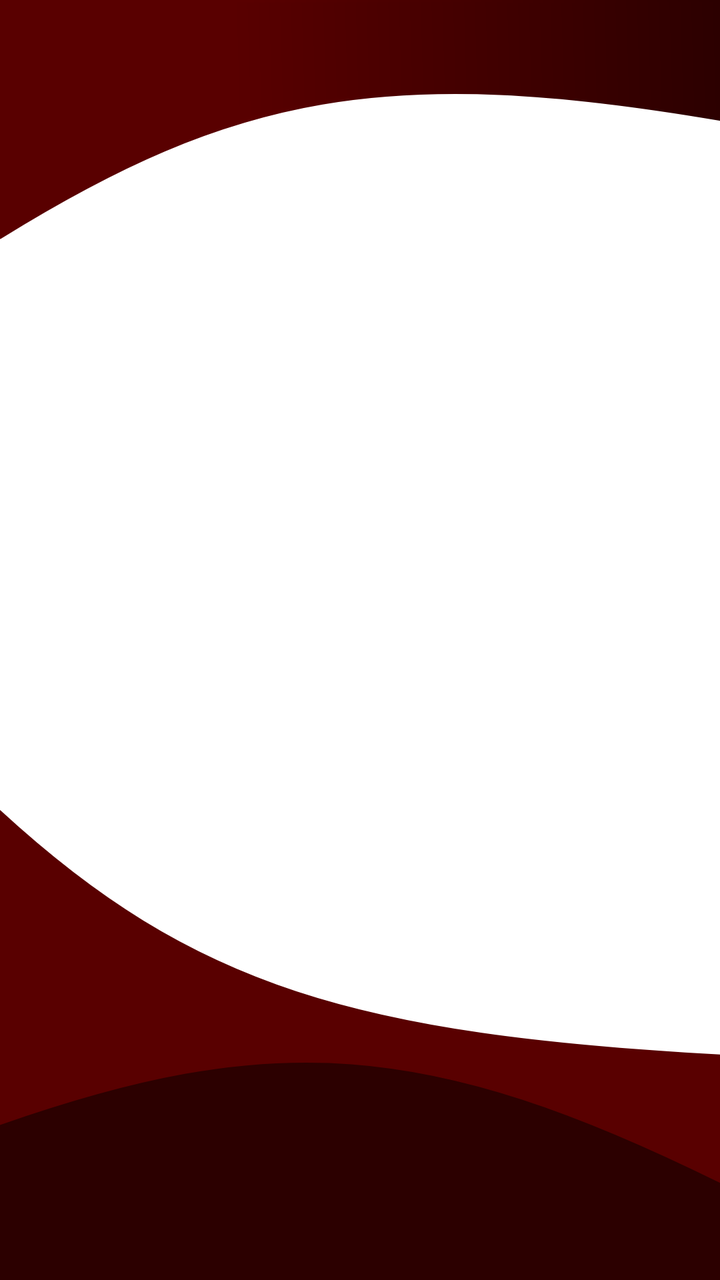
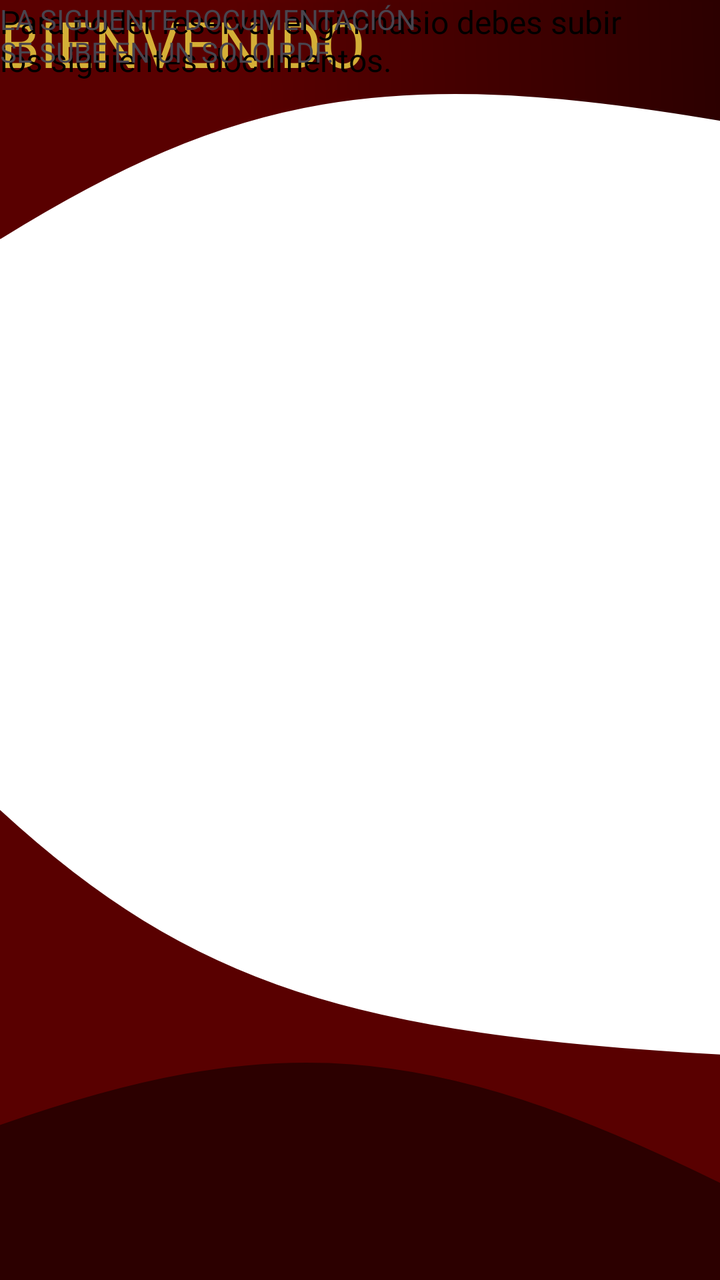

Before-and-after screenshots of an Android layout around one commit, followed by the original layout XML and the change that was made.
<!-- AndroidManifest.xml: application theme Theme.AppUpt -->
<!-- res/layout/activity_main_primera_pantalla_reserva.xml -->
<?xml version="1.0" encoding="utf-8"?>
<androidx.constraintlayout.widget.ConstraintLayout xmlns:android="http://schemas.android.com/apk/res/android"
    android:layout_width="match_parent"
    android:layout_height="match_parent"
    android:background="@drawable/background_main">
</androidx.constraintlayout.widget.ConstraintLayout>
<!-- resources referenced by this layout -->
<resources>
  <!-- drawable background_main (drawable) -->
  <vector xmlns:android="http://schemas.android.com/apk/res/android"
      xmlns:aapt="http://schemas.android.com/aapt"
      android:width="412dp"
      android:height="917dp"
      android:viewportWidth="412"
      android:viewportHeight="917">
    <group>
      <clip-path
          android:pathData="M0,0h412v917h-412z"/>
      <path
          android:pathData="M0,0h412v917h-412z"
          android:fillColor="#ffffff"/>
      <path
          android:strokeWidth="1"
          android:pathData="M412,756C204.86,741.54 110.39,708.18 0,581V807C167.37,736.43 257.27,749.82 412,849V756Z"
          android:fillColor="#590000"
          android:strokeColor="#590000"/>
      <path
          android:strokeWidth="1"
          android:pathData="M412,848V916.5H0V806.5C154.34,738.71 244.27,744.3 412,848Z"
          android:fillColor="#2C0000"
          android:strokeColor="#2C0000"/>
      <path
          android:pathData="M412,85C221.42,44.25 132.78,66.65 0,169.5V-0H412V85Z"
          android:strokeWidth="3">
        <aapt:attr name="android:fillColor">
          <gradient
              android:startX="2.5"
              android:startY="57"
              android:endX="412"
              android:endY="47.5"
              android:type="linear">
            <item android:offset="0.32" android:color="#FF590000"/>
            <item android:offset="1" android:color="#FF2C0000"/>
          </gradient>
        </aapt:attr>
        <aapt:attr name="android:strokeColor">
          <gradient
              android:startX="-0"
              android:startY="58"
              android:endX="409.5"
              android:endY="51"
              android:type="linear">
            <item android:offset="0.35" android:color="#FF590000"/>
            <item android:offset="1" android:color="#FF2C0000"/>
          </gradient>
        </aapt:attr>
      </path>
    </group>
  </vector>
  <style name="Theme.AppUpt" parent="Base.Theme.AppUpt" />
  <style name="Base.Theme.AppUpt" parent="Theme.Material3.DayNight.NoActionBar">
          
          
      </style>
</resources>

<!-- the commit's change to res/layout/activity_main_primera_pantalla_reserva.xml (unified diff, before → after) -->
@@ -1,6 +1,38 @@
 <?xml version="1.0" encoding="utf-8"?>
 <androidx.constraintlayout.widget.ConstraintLayout xmlns:android="http://schemas.android.com/apk/res/android"
+    xmlns:tools="http://schemas.android.com/tools"
     android:layout_width="match_parent"
     android:layout_height="match_parent"
     android:background="@drawable/background_main">
+
+    <TextView
+        android:id="@+id/textView"
+        android:layout_width="wrap_content"
+        android:layout_height="wrap_content"
+        android:fontFamily="@font/goldman"
+        android:text="BIENVENIDO"
+        android:textColor="#D4AF37"
+        android:textColorLink="#D4AF37"
+        android:textSize="32sp"
+        tools:layout_editor_absoluteX="95dp"
+        tools:layout_editor_absoluteY="66dp" />
+
+    <TextView
+        android:id="@+id/textView2"
+        android:layout_width="wrap_content"
+        android:layout_height="wrap_content"
+        android:text="@string/documentos"
+        android:textColor="#000"
+        android:textSize="16sp"
+        android:fontFamily="@font/inter_regular"
+        tools:layout_editor_absoluteX="52dp"
+        tools:layout_editor_absoluteY="138dp" />
+
+    <TextView
+        android:id="@+id/textView3"
+        android:layout_width="wrap_content"
+        android:layout_height="wrap_content"
+        android:text="@string/siguiente_documentacion"
+        tools:layout_editor_absoluteX="49dp"
+        tools:layout_editor_absoluteY="191dp" />
 </androidx.constraintlayout.widget.ConstraintLayout>
<!-- resource entries referenced after the edit -->
@@ -51,6 +51,8 @@
       </path>
     </group>
   </vector>
+  <string name="documentos">Para poder reservar el gimnasio debes subir\nlos siguientes documentos.</string>
+  <string name="siguiente_documentacion">LA SIGUIENTE DOCUMENTACIÓN\nSE SUBE EN UN SOLO PDF.</string>
   <style name="Theme.AppUpt" parent="Base.Theme.AppUpt" />
   <style name="Base.Theme.AppUpt" parent="Theme.Material3.DayNight.NoActionBar">
           
